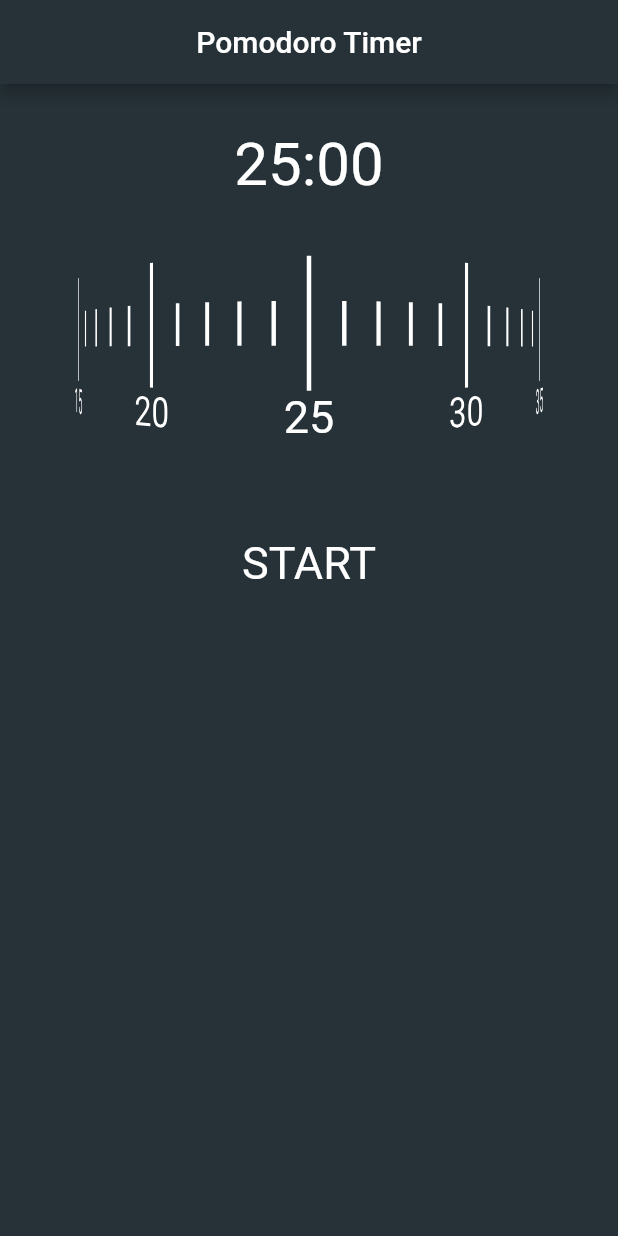
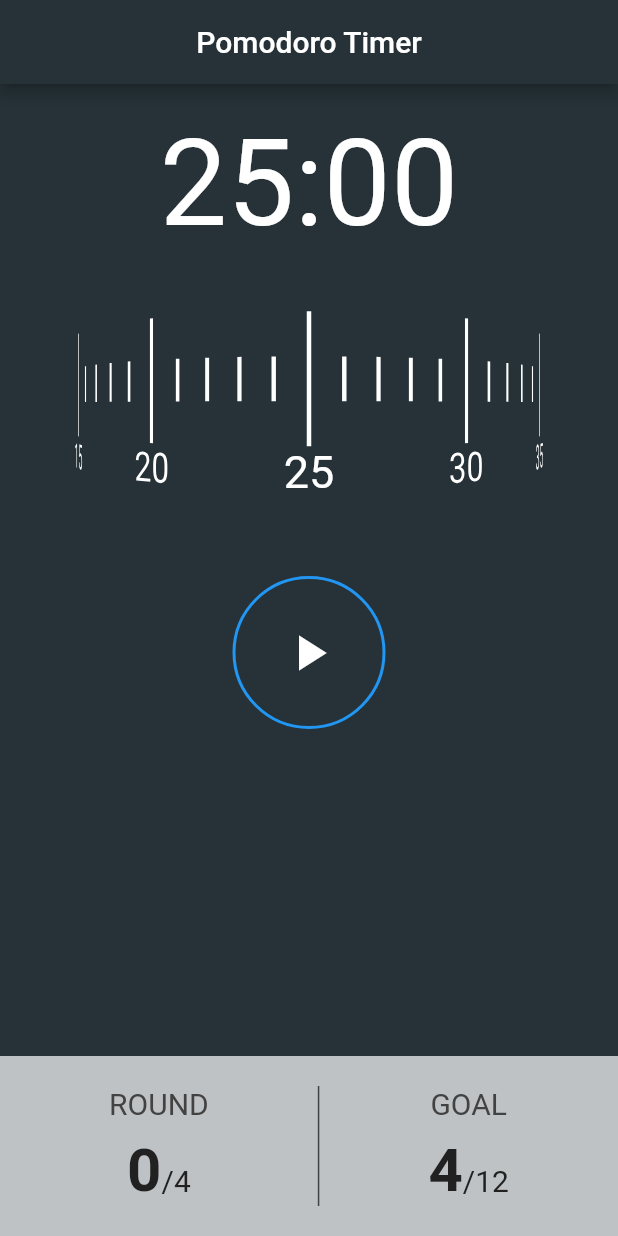
Before and after one commit to ptuzinek/pomodoro_app_flutter, a Flutter app: the screen it shows after launch, on a phone screen of 412 x 824 dp. Run offline on Flutter 3.47's test engine with Material 2 defaults, Android fonts, the phone set to English and light mode, and no system bars.

Commit message:
Fix bugs and added CircularProgressIndicator.

```diff
--- a/lib/clock_page.dart
+++ b/lib/clock_page.dart
@@ -12,13 +12,19 @@ class ClockPage extends StatefulWidget {
 
 class _ClockPageState extends State<ClockPage> {
   FixedExtentScrollController _controller;
-  int countdown = 25;
   int selectedNumber = 25;
   int seconds = 60;
   Timer timer;
   int minutes = 25;
   bool isPaused = true;
   ScrollPhysics physics = FixedExtentScrollPhysics();
+  int secondsLeft = 1;
+  int secondsSumCountDown = 1;
+  int roundsDone = 4;
+  int goal = 0;
+  int listViewItemPosition = 24;
+  double progress = 1;
+  bool isCountdownStarted = false;
 
   @override
   void initState() {
@@ -26,30 +32,6 @@ class _ClockPageState extends State<ClockPage> {
     _controller = FixedExtentScrollController(
       initialItem: 24,
     );
-
-    _controller.addListener(() {
-      // seconds = _controller.offset.round().abs() + 40;
-      // seconds = (seconds * 1.5).round();
-      // setState(() {
-      //   seconds = (seconds) % 60;
-      // });
-      //
-      // print(seconds);
-    });
-
-    // _controller.addListener(() {
-    //   double scrollValue = _controller.offset;
-    //   double minuteValue = (scrollValue / 20);
-    //   //debugPrint('MinuteValue: $minuteValue');
-    //   //
-    //   double clockValue = 0;
-    //   clockValue = (minuteValue + 1) % 68;
-    //   clockValue -= 3;
-    //
-    //   setState(() {
-    //     countdown = clockValue.round();
-    //   });
-    // });
   }
 
   @override
@@ -66,27 +48,17 @@ class _ClockPageState extends State<ClockPage> {
         child: Column(
           children: [
             SizedBox(
-              height: 30.0,
+              height: 20.0,
             ),
             Text(
               displayTime(),
               style: TextStyle(
-                fontSize: 40.0,
+                fontSize: 80.0,
               ),
             ),
             GestureDetector(
               onTap: () {
-                if (timer != null) {
-                  timer.cancel();
-                }
-                if (isPaused == false) {
-                  isPaused = true;
-                } else {
-                  physics = AlwaysScrollableScrollPhysics();
-                  startTimer(seconds, minutes);
-                  turnTheClock();
-                  isPaused = false;
-                }
+                onListWheelTap();
               },
               child: Container(
                 height: 200.0,
@@ -98,6 +70,13 @@ class _ClockPageState extends State<ClockPage> {
                       timer.cancel();
                       minutes = selectedNumber;
                       seconds = 0;
+                      reloadCircularProgressIndicator();
+                      secondsSumCountDown = 1;
+                      secondsLeft = secondsSumCountDown;
+                      isCountdownStarted = false;
+                      setState(() {
+                        isPaused = true;
+                      });
                     }
                     return true;
                   },
@@ -110,7 +89,7 @@ class _ClockPageState extends State<ClockPage> {
                       setState(() {
                         selectedNumber = (value + 1) % 60;
                         minutes = (value + 1) % 60;
-                        //print(value);
+                        listViewItemPosition = value;
                       });
                     },
                     builder: (context, index) {
@@ -137,19 +116,124 @@ class _ClockPageState extends State<ClockPage> {
               ),
             ),
             SizedBox(
-              height: 25,
+              height: 15,
             ),
-            GestureDetector(
-              onTap: () {
-                physics = AlwaysScrollableScrollPhysics();
-                turnTheClock();
-                startTimer(seconds, minutes);
+            SizedBox(
+              height: 100,
+              width: 100,
+              child: Stack(
+                fit: StackFit.expand,
+                children: [
+                  CircularProgressIndicator(
+                    value: progress,
+                    strokeWidth: 2,
+                  ),
+                  IconButton(
+                    iconSize: 40,
+                    icon: isPaused ? Icon(Icons.play_arrow) : Icon(Icons.pause),
+                    onPressed: () {
+                      onListWheelTap();
                     },
-              child: Text(
-                'START',
+                  ),
+                ],
+              ),
+            ),
+            Expanded(
+              child: SizedBox(),
+            ),
+            Container(
+              color: Colors.white70,
+              height: 120,
+              child: Row(
+                mainAxisAlignment: MainAxisAlignment.spaceEvenly,
+                children: [
+                  Center(
+                    child: Column(
+                      mainAxisAlignment: MainAxisAlignment.center,
+                      children: [
+                        Text(
+                          'ROUND',
                           style: TextStyle(
-                  fontSize: 30.0,
+                            color: Colors.grey[800],
+                            fontSize: 20,
                           ),
+                        ),
+                        SizedBox(
+                          height: 10,
+                        ),
+                        Row(
+                          mainAxisAlignment: MainAxisAlignment.center,
+                          crossAxisAlignment: CrossAxisAlignment.baseline,
+                          textBaseline: TextBaseline.alphabetic,
+                          children: [
+                            Text(
+                              roundsDone < 4
+                                  ? roundsDone.toString()
+                                  : (roundsDone - 4).toString(),
+                              style: TextStyle(
+                                color: Colors.grey[900],
+                                fontSize: 40,
+                                fontWeight: FontWeight.bold,
+                              ),
+                            ),
+                            Text(
+                              '/4',
+                              style: TextStyle(
+                                color: Colors.grey[900],
+                                fontSize: 20,
+                              ),
+                            ),
+                          ],
+                        ),
+                      ],
+                    ),
+                  ),
+                  Container(
+                    height: 80,
+                    width: 1,
+                    color: Colors.grey[800],
+                  ),
+                  Center(
+                    child: Column(
+                      mainAxisAlignment: MainAxisAlignment.center,
+                      children: [
+                        Text(
+                          'GOAL',
+                          style: TextStyle(
+                            color: Colors.grey[800],
+                            fontSize: 20,
+                          ),
+                        ),
+                        SizedBox(
+                          height: 10,
+                        ),
+                        Row(
+                          mainAxisAlignment: MainAxisAlignment.center,
+                          crossAxisAlignment: CrossAxisAlignment.baseline,
+                          textBaseline: TextBaseline.alphabetic,
+                          children: [
+                            Text(
+                              roundsDone.toString(),
+                              //textAlign: TextAlign.end,
+                              style: TextStyle(
+                                color: Colors.grey[900],
+                                fontSize: 40,
+                                fontWeight: FontWeight.bold,
+                              ),
+                            ),
+                            Text(
+                              '/12',
+                              style: TextStyle(
+                                color: Colors.grey[900],
+                                fontSize: 20,
+                              ),
+                            ),
+                          ],
+                        ),
+                      ],
+                    ),
+                  ),
+                ],
               ),
             ),
           ],
@@ -158,17 +242,42 @@ class _ClockPageState extends State<ClockPage> {
     );
   }
 
+  void onListWheelTap() {
+    if (timer != null) {
+      timer.cancel();
+    }
+    if (isPaused == false) {
+      setState(() {
+        isPaused = true;
+      });
+    } else {
+      physics = AlwaysScrollableScrollPhysics();
+      startTimer(seconds, minutes);
+      turnTheClock();
+      setState(() {
+        isPaused = false;
+      });
+    }
+  }
+
   String displayTime() {
     //
     if (seconds == 60) {
       return '$minutes:00';
-    } else
+    } else if (minutes > 9 && seconds > 9) {
       return '$minutes:$seconds';
+    } else if (minutes < 10 && seconds < 10) {
+      return '0$minutes:0$seconds';
+    } else if (minutes < 10 && seconds > 9) {
+      return '0$minutes:$seconds';
+    } else if (minutes > 9 && seconds < 10) {
+      return '$minutes:0$seconds';
+    }
   }
 
   //
   void turnTheClock() {
-    _controller.animateToItem(-1,
+    _controller.animateToItem((listViewItemPosition - selectedNumber),
         duration: Duration(
           minutes: selectedNumber,
         ),
@@ -178,19 +287,55 @@ class _ClockPageState extends State<ClockPage> {
   void startTimer(int secondCount, int minutesCount) {
     minutes = minutesCount;
     seconds = secondCount;
+    if (!isCountdownStarted) {
+      secondsSumCountDown = minutes * 60;
+      secondsLeft = secondsSumCountDown;
+    }
+
+    isCountdownStarted = true;
 
     if (timer != null) {
       timer.cancel();
     }
 
+    if (secondsSumCountDown != 0) {
       timer = Timer.periodic(Duration(seconds: 1), (timer) {
+        bool lastSecond = false;
+
         setState(() {
-        if (seconds == 60 || seconds == 0) {
+          progress = secondsLeft / secondsSumCountDown;
+          if (minutes == 0 && seconds == 0) {
+            roundsDone++;
+            timer.cancel();
+            reloadCircularProgressIndicator();
+            secondsSumCountDown = 1;
+            secondsLeft = 1;
+          } else if (seconds == 60 || (seconds == 0 && minutes != 0)) {
             minutes--;
+            seconds--;
+            secondsLeft--;
+            lastSecond = true;
+          } else if (!lastSecond) {
+            seconds--;
+            secondsLeft--;
           }
-        if (minutes > 0) {
-          seconds--;
           seconds = (seconds) % 60;
+        });
+      });
+    } else {
+      secondsSumCountDown = 1;
+      secondsLeft = 1;
+    }
+  }
+
+  void reloadCircularProgressIndicator() {
+    progress = secondsLeft / secondsSumCountDown;
+    double increment = 0.001;
+    timer = Timer.periodic(Duration(microseconds: 1), (timer) {
+      setState(() {
+        if (progress < 1.0) {
+          increment += 0.0001;
+          progress += increment;
         } else {
           timer.cancel();
         }
```
Lines whose indentation alone changed are shown as unchanged.
